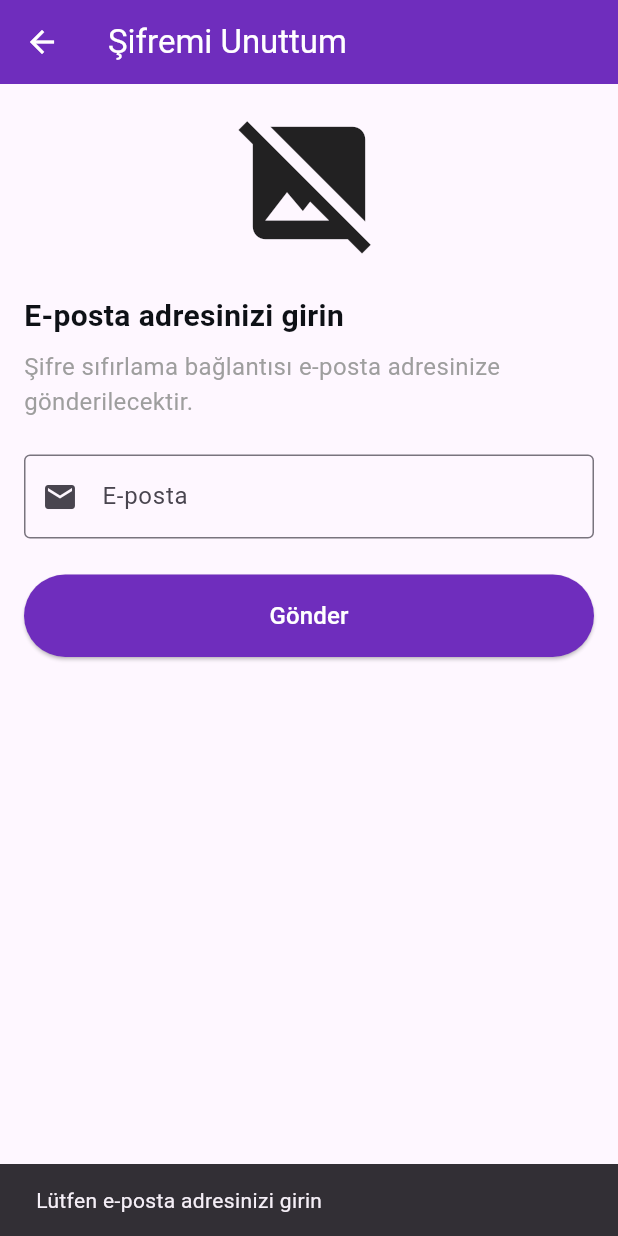
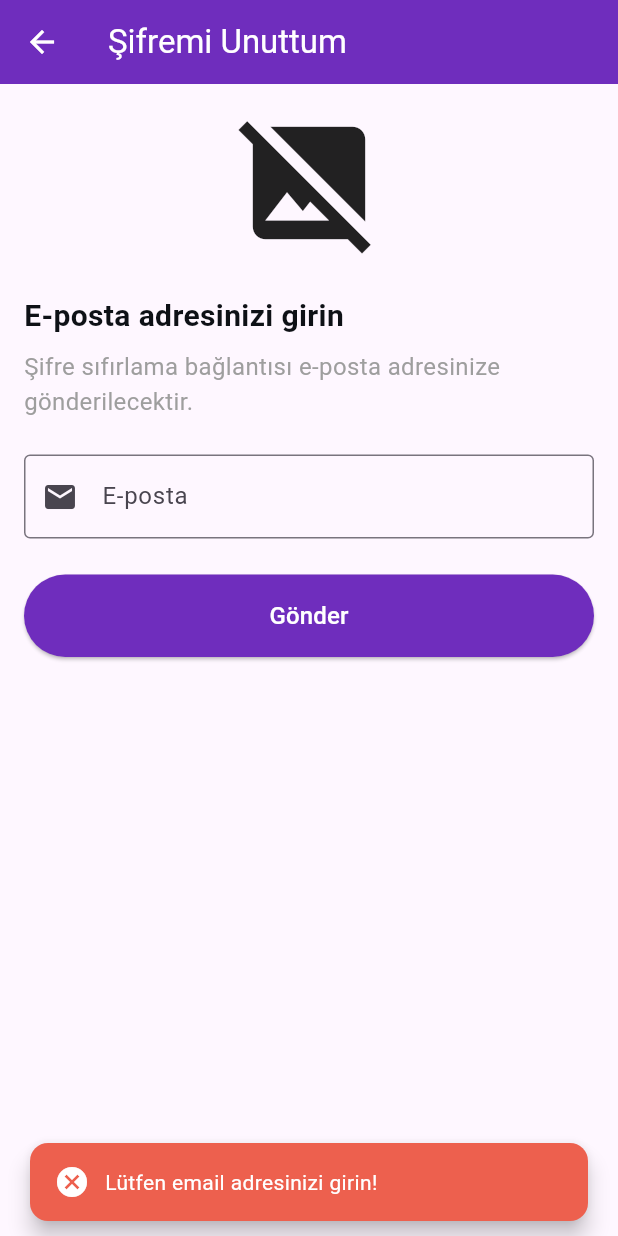
Before and after one commit to ced3j/JoinUp-app, a Flutter app: the ForgotPasswordPage screen opened directly, after a tap on "Gönder", on a phone screen of 412 x 824 dp. Run offline on Flutter 3.47's test engine with Material 3 defaults, Android fonts, the phone set to English and light mode, and no system bars; our stand-ins replace cached_network_image, cloud_firestore, firebase_auth, firebase_core, firebase_storage, geocoding and 5 more; accounts and stored records are empty; network calls fail.

Commit message:
showSnackBar updated

```diff
--- a/join_up/lib/forgotpass_screen.dart
+++ b/join_up/lib/forgotpass_screen.dart
@@ -2,6 +2,7 @@ import 'package:flutter/material.dart';
 import 'package:firebase_auth/firebase_auth.dart';
 import 'package:firebase_storage/firebase_storage.dart';
 import 'package:cached_network_image/cached_network_image.dart';
+import 'package:join_up/main.dart';
 
 class ForgotPasswordPage extends StatefulWidget {
   const ForgotPasswordPage({super.key});
@@ -35,25 +36,15 @@ class _ForgotPasswordPageState extends State<ForgotPasswordPage> {
   Future<void> _resetPassword() async {
     String email = _emailController.text.trim();
     if (email.isEmpty) {
-      ScaffoldMessenger.of(context).showSnackBar(
-        const SnackBar(content: Text("Lütfen e-posta adresinizi girin")),
-      );
+      showCustomSnackBar(context, "Lütfen email adresinizi girin!", 2);
       return;
     }
 
     try {
       await FirebaseAuth.instance.sendPasswordResetEmail(email: email);
-      ScaffoldMessenger.of(context).showSnackBar(
-        SnackBar(
-          content: Text(
-            "Şifre sıfırlama bağlantısı $email adresine gönderildi.",
-          ),
-        ),
-      );
+      showCustomSnackBar(context, "Şifre sıfırlama adresinize gönderildi!", 1);
     } catch (e) {
-      ScaffoldMessenger.of(
-        context,
-      ).showSnackBar(SnackBar(content: Text("Hata: ${e.toString()}")));
+      showCustomSnackBar(context, "Hata: ${e.toString()}", 2);
     }
   }
 
@@ -99,11 +90,11 @@ class _ForgotPasswordPageState extends State<ForgotPasswordPage> {
             ),
             const SizedBox(height: 24),
             const Text(
-              "E-posta adresinizi girin" ,
+              "E-posta adresinizi girin",
               style: TextStyle(
                 fontSize: 20,
                 fontWeight: FontWeight.bold,
-                color: darkColor
+                color: darkColor,
               ),
             ),
             const SizedBox(height: 8),
--- a/join_up/lib/main.dart
+++ b/join_up/lib/main.dart
@@ -23,3 +23,36 @@ class MainApp extends StatelessWidget {
     return MaterialApp(home: SplashScreen(), debugShowCheckedModeBanner: false);
   }
 }
+
+void showCustomSnackBar(BuildContext context, String message, int type) {
+  final backgroundColor =
+      (type == 1)
+          ? Color.fromARGB(255, 171, 214, 174)
+          : Color.fromARGB(255, 237, 96, 78);
+
+  final icon = (type == 1) ? Icons.check_circle : Icons.cancel;
+
+  ScaffoldMessenger.of(context).showSnackBar(
+    SnackBar(
+      content: Row(
+        children: [
+          Icon(icon, color: Colors.white),
+          SizedBox(width: 10),
+          Expanded(
+            child: Text(
+              message,
+              style: TextStyle(color: Colors.white),
+              overflow: TextOverflow.ellipsis,
+              maxLines: 2,
+            ),
+          ),
+        ],
+      ),
+      backgroundColor: backgroundColor,
+      behavior: SnackBarBehavior.floating,
+      shape: RoundedRectangleBorder(borderRadius: BorderRadius.circular(12)),
+      margin: EdgeInsets.symmetric(horizontal: 20, vertical: 10),
+      duration: Duration(seconds: 3),
+    ),
+  );
+}
```
Also changed, not shown: join_up/lib/account_screen.dart (+22 -30 lines), join_up/lib/createEvent_screen.dart (+22 -26 lines), join_up/lib/favorite_event_screen.dart (+6 -8 lines), join_up/lib/home_screen.dart (+10 -13 lines), join_up/lib/login_screen.dart (+3 -6 lines), join_up/lib/my_events_screen.dart (+7 -9 lines), join_up/lib/notifications_screen.dart (+8 -11 lines), join_up/lib/profile_screen.dart (+5 -4 lines), join_up/lib/signup_screen.dart (+4 -9 lines).
